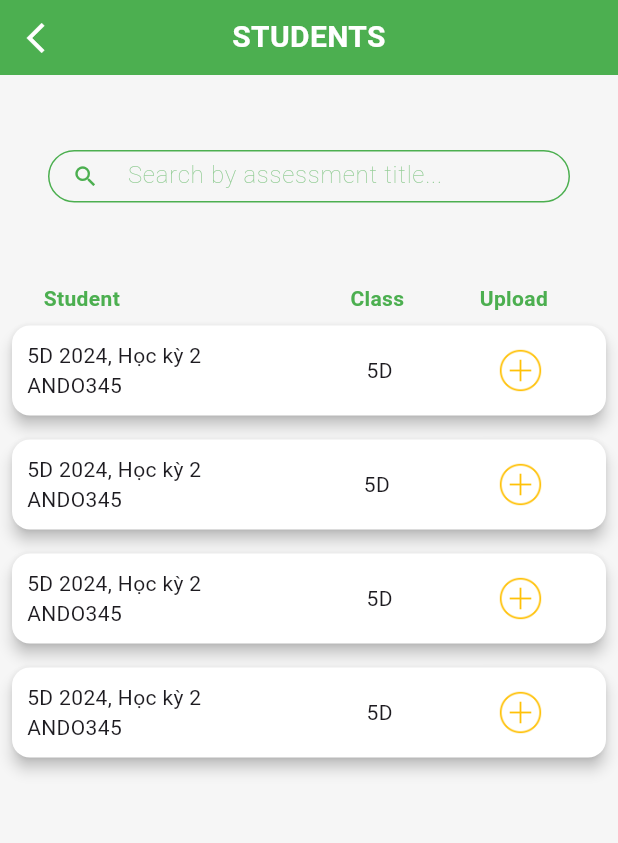
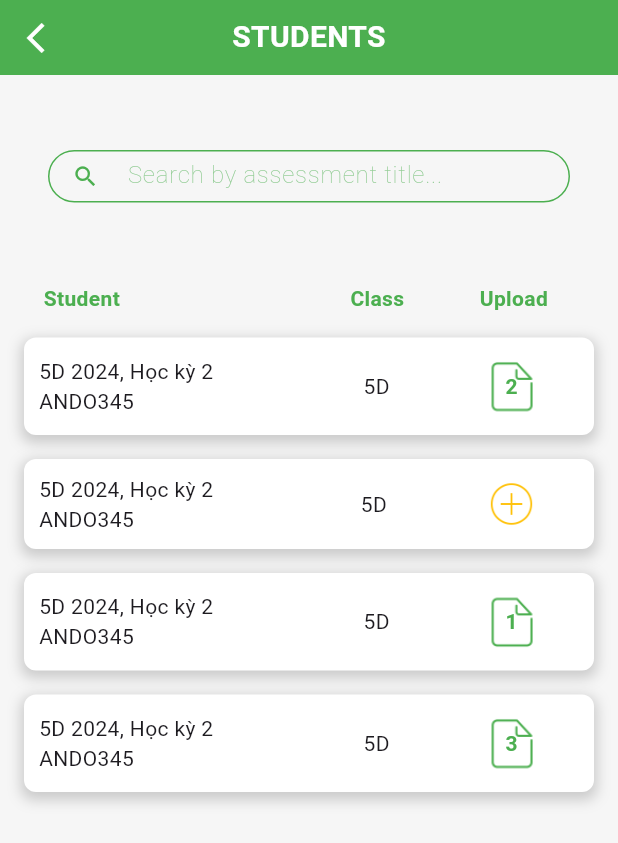
Before and after one commit to tlamabc/prototype_flutter_job, a Flutter app: the Assessments screen opened directly, after a tap on "5D 2024, Học kỳ 2", on a phone screen of 412 x 824 dp. Shown: the top 843 px of the screen. Run offline on Flutter 3.47's test engine with Material 3 defaults, Android fonts, the phone set to English and light mode, and no system bars.

Commit message:
student update ui

```diff
--- a/lib/features/assessment_page.dart
+++ b/lib/features/assessment_page.dart
@@ -85,8 +85,9 @@ class _AssessmentsState extends State<Assessments> {
                 Padding(
                   padding: const EdgeInsets.symmetric(horizontal: 32),
                   child: Container(
+                    alignment: Alignment.centerLeft,
                     margin: EdgeInsets.only(bottom: 30),
-                    height: 30,
+                    height: 35,
                     decoration: BoxDecoration(
                       borderRadius: BorderRadius.circular(20),
                       border: Border.all(color: Colors.green),
@@ -94,8 +95,8 @@ class _AssessmentsState extends State<Assessments> {
                     child: TextField(
                       decoration: InputDecoration(
                         hintStyle: TextStyle(
-                          color: Colors.green, // Màu xanh lá
-                          fontSize: 14.0, // Kích thước chữ nhỏ
+                          color: Colors.green.withOpacity(0.6),
+                          fontWeight: FontWeight.w100,
                         ),
                         isDense: true,
                         hintText: "Search by assessment title...",
@@ -104,14 +105,12 @@ class _AssessmentsState extends State<Assessments> {
                       ),
                       onChanged: (text) {
                         setState(() {
-                          _searchText = text
-                              .toLowerCase(); // Tìm kiếm không phân biệt chữ hoa chữ thường
+                          _searchText = text.toLowerCase();
                         });
                       },
                     ),
                   ),
                 ),
-
                 Padding(
                   padding: const EdgeInsets.only(
                       left: 24, right: 24, top: 24, bottom: 0),
@@ -174,7 +173,7 @@ class _AssessmentsState extends State<Assessments> {
       onTap: () {
         Navigator.push(
           context,
-          MaterialPageRoute(builder: (context) => students()),
+          MaterialPageRoute(builder: (context) => StudentsPage()),
         );
       },
       child: Card(
--- a/lib/features/students/students_page.dart
+++ b/lib/features/students/students_page.dart
@@ -1,53 +1,54 @@
 import 'package:flutter/cupertino.dart';
 import 'package:flutter/material.dart';
 import 'package:flutter/widgets.dart';
-import 'package:intl/intl.dart'; // Để định dạng ngày tháng
+import 'package:intl/intl.dart';
 
 class Students {
-  const Students({
+  Students({
     required this.title,
     required this.className,
     required this.date,
     required this.ando,
+    required this.vesion,
+    required this.dateVesion,
+    this.isExpanded = false,
+  });
 
-  });
   final String ando;
   final String title;
   final String className;
   final DateTime date;
+  final List<String> vesion;
+  final List<DateTime> dateVesion;
+  bool isExpanded;
 }
 
-class students extends StatefulWidget {
-  const students({Key? key}) : super(key: key);
+class StudentsPage extends StatefulWidget {
+  const StudentsPage({Key? key}) : super(key: key);
 
   @override
-  State<students> createState() => _StudentsState();
+  State<StudentsPage> createState() => _StudentsPageState();
 }
 
-class _StudentsState extends State<students> {
-  List<Students>  _students = [
-    Students(title: "5D 2024, Học kỳ 2", className: "5D", date: DateTime(2024, 5, 2), ando: "ANDO345"),
-    Students(title: "5D 2024, Học kỳ 2", className: "5D ", date: DateTime(2024, 5, 2),ando: "ANDO345"),
-    Students(title: "5D 2024, Học kỳ 2", className: "5D", date: DateTime(2024, 5, 2),ando: "ANDO345"),
-    Students(title: "5D 2024, Học kỳ 2", className: "5D", date: DateTime(2024, 5, 2),ando: "ANDO345"),
+class _StudentsPageState extends State<StudentsPage> {
+  List<Students> _students = [
+    Students(title: "5D 2024, Học kỳ 2", className: "5D", date: DateTime(2024, 5, 2), ando: "ANDO345", vesion: ["vesion 1", "vesion 2"],dateVesion: [DateTime(2024,04, 14),DateTime(2024, 05, 02)]),
+    Students(title: "5D 2024, Học kỳ 2", className: "5D ", date: DateTime(2024, 5, 2), ando: "ANDO345", vesion: [],dateVesion: []),
+    Students(title: "5D 2024, Học kỳ 2", className: "5D", date: DateTime(2024, 5, 2), ando: "ANDO345", vesion: ["vesion 1"],dateVesion: [DateTime(2024,04, 14),]),
+    Students(title: "5D 2024, Học kỳ 2", className: "5D", date: DateTime(2024, 5, 2), ando: "ANDO345", vesion: ["vesion 1 ", "vesion 2","vesion 3"],dateVesion: [DateTime(2024, 05, 02),DateTime(2024, 05, 02),DateTime(2024, 05, 02)]),
     // ... thêm các dữ liệu khác nếu cần
   ];
 
-  String _searchText = ""; // Để tìm kiếm chức năng
+  String _searchText = "";
 
   @override
   Widget build(BuildContext context) {
-    // Lấy kích thước của màn hình
     Size screenSize = MediaQuery.of(context).size;
-
-    // Kiểm tra nếu là máy tính (web)
     bool isWeb = screenSize.width > 600;
-
-    // Thiết lập kích thước cho widget dựa trên điều kiện
     double widgetWidth = isWeb ? 400 : screenSize.width;
 
     return Scaffold(
-      body:Center(
+      body: Center(
         child: Container(
           height: screenSize.height,
           width: widgetWidth,
@@ -60,7 +61,7 @@ class _StudentsState extends State<students> {
                   margin: EdgeInsets.only(bottom: 50),
                   height: 50,
                   width: widgetWidth,
-                    child: Stack  (
+                  child: Stack(
                     children: [
                       Align(
                         alignment: Alignment.centerLeft,
@@ -101,7 +102,7 @@ class _StudentsState extends State<students> {
                       decoration: InputDecoration(
                         hintStyle: TextStyle(
                           color: Colors.green.withOpacity(0.6),
-                          fontWeight: FontWeight.w100,// Kích thước chữ nhỏ
+                          fontWeight: FontWeight.w100,
                         ),
                         isDense: true,
                         hintText: "Search by assessment title...",
@@ -110,20 +111,19 @@ class _StudentsState extends State<students> {
                       ),
                       onChanged: (text) {
                         setState(() {
-                          _searchText = text.toLowerCase(); // Tìm kiếm không phân biệt chữ hoa chữ thường
+                          _searchText = text.toLowerCase();
                         });
                       },
                     ),
                   ),
                 ),
-
-
                 Padding(
-                  padding: const EdgeInsets.only(left: 24, right: 24,top: 24,bottom: 0),
+                  padding: const EdgeInsets.only(
+                      left: 24, right: 24, top: 24, bottom: 0),
                   child: Row(
                     mainAxisAlignment: MainAxisAlignment.spaceBetween,
                     children: [
-                      Expanded (
+                      Expanded(
                         flex: 2,
                         child: Container(
                           margin: EdgeInsets.only(left: 5),
@@ -163,9 +163,26 @@ class _StudentsState extends State<students> {
                     ],
                   ),
                 ),
-                // Các thẻ đánh giá hiện có của bạn
-                for (final students in _students)
-                  _studentsCard(students),
+                Padding(
+                  padding: const EdgeInsets.only(left: 16, right: 16, top: 0, bottom: 0),
+                  child: Column(
+                    children: _students.map<Widget>((Students student) {
+                      return MyCustomExpansionPanel(
+                        title: student.title,
+                        ando: student.ando,
+                        className: student.className,
+                        vesion: student.vesion,
+                        dateVesion: student.dateVesion,
+                        isExpanded: student.isExpanded,
+                        onToggle: (bool isExpanded) {
+                          setState(() {
+                            student.isExpanded = isExpanded;
+                          });
+                        },
+                      );
+                    }).toList(),
+                  ),
+                ),
               ],
             ),
           ),
@@ -173,11 +190,56 @@ class _StudentsState extends State<students> {
       ),
     );
   }
-  Widget _studentsCard(Students students) {
-    return Card(
-      elevation: 4,
+}
+
+class MyCustomExpansionPanel extends StatefulWidget {
+  final String title;
+  final String className;
+  final String ando;
+  final List<String> vesion;
+  final List<DateTime> dateVesion;
+  final bool isExpanded;
+  final Function(bool isExpanded) onToggle;
+
+  const MyCustomExpansionPanel({
+    required this.title,
+    required this.className,
+    required this.ando,
+    required this.vesion,
+    required this.dateVesion,
+    required this.isExpanded,
+    required this.onToggle,
+    Key? key,
+  }) : super(key: key);
+
+  @override
+  _MyCustomExpansionPanelState createState() => _MyCustomExpansionPanelState();
+}
+
+class _MyCustomExpansionPanelState extends State<MyCustomExpansionPanel> {
+  @override
+  Widget build(BuildContext context) {
+    return Container(
+      child: Column(
+        children: [
+          GestureDetector(
+            onTap: widget.vesion.isNotEmpty ? () {
+              widget.onToggle(!widget.isExpanded);
+            } : null,// Nếu vesion rỗng, không cho phép nhấp vào
+            child: Container(
+              decoration: BoxDecoration(
+                borderRadius: BorderRadius.circular(8.0),
                 color: Colors.white,
-      margin: const EdgeInsets.all(8.0),
+                boxShadow: [
+                  BoxShadow(
+                    color: Colors.grey.withOpacity(0.5),
+                    spreadRadius: 2,
+                    blurRadius: 7,
+                    offset: Offset(0, 3),
+                  ),
+                ],
+              ),
+              margin: const EdgeInsets.only(top: 16),
               child: Padding(
                 padding: const EdgeInsets.all(10),
                 child: Row(
@@ -189,42 +251,52 @@ class _StudentsState extends State<students> {
                         child: Column(
                           crossAxisAlignment: CrossAxisAlignment.start,
                           children: [
-                      Text(students.title),
-                      Text(students.ando),
+                            Text(widget.title),
+                            Text(widget.ando),
                           ],
-                  )),
+                        ),
+                      ),
                     ),
                     Expanded(
                       flex: 1,
                       child: Container(
                         alignment: Alignment.center,
-                  child: Text(students.className)),
+                        child: Text(widget.className),
+                      ),
                     ),
                     Expanded(
                       flex: 1,
                       child: Stack(
                         children: [
-                  ///nếu có dữ liệu véion thì hiện 2 container này lên
-                  // Container(
-                  //   height: 45,
-                  //     alignment: Alignment.center,
-                  //     child: Text(
-                  ///số vesion sẽ hiển thị vào text này
-                  //       '3',
-                  //       style: TextStyle(
-                  //         fontWeight: FontWeight.bold,
-                  //       color: Colors.green,
-                  //     ),
-                  //     ),
-                  //   ),
-                  /// ảnh document hiển thị cùng với số vesion
-                  // Container(
-                  //   alignment: Alignment.center,
-                  //   child: Image.asset('assets/img/icons8_document_64.png',height: 45,color: Colors.green,), // Đường dẫn đến hình ảnh
-                  // ),
+                          if (widget.vesion.isNotEmpty) // Kiểm tra nếu có ít nhất 1 phiên bản
+                            Container(
+                              height: 45,
+                              alignment: Alignment.center,
+                              child: Text(
+                                '${widget.vesion.length}', // Hiển thị số
+                                style: TextStyle(
+                                  fontWeight: FontWeight.bold,
+                                  color: Colors.green,
+                                ),
+                              ),
+                            ),
+                          if (widget.vesion.isEmpty) // Kiểm tra nếu không có phiên bản
                             Container(
                               alignment: Alignment.center,
-                    child: Image.asset('assets/img/icons8_plus_50.png',width: 30,color: Colors.amber,), // Đường dẫn đến hình ảnh
+                              child: Image.asset(
+                                'assets/img/icons8_plus_50.png',
+                                width: 30,
+                                color: Colors.amber,
+                              ),
+                            ),
+                          if (widget.vesion.isNotEmpty) // Kiểm tra nếu có ít nhất 1 phiên bản
+                            Container(
+                              alignment: Alignment.center,
+                              child: Image.asset(
+                                'assets/img/icons8_document_64.png',
+                                height: 45,
+                                color: Colors.green,
+                              ),
                             ),
                         ],
                       ),
@@ -232,12 +304,76 @@ class _StudentsState extends State<students> {
                   ],
                 ),
               ),
+            ),
+          ),
+          if (widget.isExpanded)  /// item giao diện khi click
+            Container(
+              margin: EdgeInsets.only(top: 3),
+              decoration: BoxDecoration(
+                borderRadius: BorderRadius.only(
+                  bottomLeft: Radius.circular(10.0),
+                  bottomRight: Radius.circular(10.0),
+                ),
+                boxShadow: [
+                  BoxShadow(
+                    color: Colors.grey.withOpacity(0.5),
+                    spreadRadius: 2,
+                    blurRadius: 7,
+                    offset: Offset(0, 3),
+                  ),
+                ],
+                color: Colors.white, // Đặt màu nền của container
+              ),
+              child: Padding(
+                padding: const EdgeInsets.symmetric(horizontal:10 ),
+                child: Row(
+                  children: [
+                    Expanded(
+                      flex: 5,
+                      child: Container(
+                        child: ListView.builder(
+                          shrinkWrap: true,
+                          itemCount: widget.vesion.length,
+                          itemBuilder: (BuildContext context, int index) {
+                            String vesion = widget.vesion[index];
+                            DateTime dateTime = widget.dateVesion[index];
+                            return Container(
+                              child: Row(
+                                children: [
+                                  IconButton(
+                                    icon: Icon(Icons.delete_outline_outlined, size: 18, color: Colors.red,),
+                                    onPressed: () {
+                                      // Xử lý xóa phiên bản ở đây
+                                    },
+                                  ),
+                                  Text(vesion, style: TextStyle(color: Colors.green)),
+                                  SizedBox(width: 10), // Khoảng cách giữa icon xóa và văn bản
+                                  Text(DateFormat('yyyy MM dd').format(dateTime),style: TextStyle(color: Colors.green)),
+                                ],
+                              ),
+                            );
+                          },
+                        ),
+                      ),
+                    ),
+
+                    Expanded(
+                      flex: 1,
+                      child: Container(
+                        alignment: Alignment.centerLeft,
+                        child: Image.asset(
+                          'assets/img/icons8_plus_50.png',
+                          width: 30,
+                          color: Colors.amber,
+                        ),
+                      ),
+                    ),
+                  ],
+                ),
+              ),
+            ),
+        ],
+      ),
     );
   }
 }
-extension DateTimeExtensions on DateTime {
-  String formatDate() {
-    final formatter = DateFormat("dd/MM/yyyy");
-    return formatter.format(this);
-  }
-}
```
Lines whose indentation alone changed are shown as unchanged.
